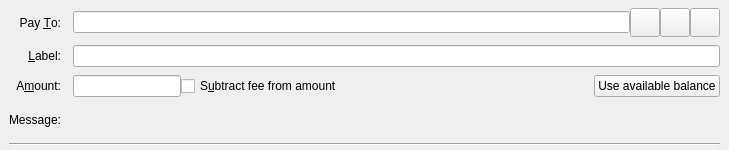
Old version of the form src/qt/forms/sendcoinsentry.ui in the repository Sandokaaan/EarthCoin2019.
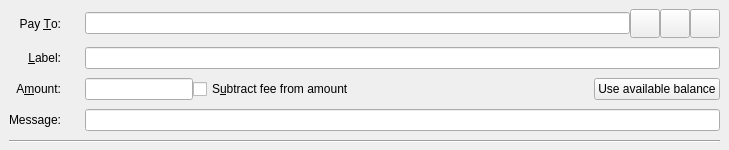
New version of the form. Icons and pictures are not drawn. Custom widgets are drawn as their Qt base class.

```diff
--- a/src/qt/forms/sendcoinsentry.ui
+++ b/src/qt/forms/sendcoinsentry.ui
@@ -36,6 +36,47 @@
     <property name="verticalSpacing">
      <number>8</number>
     </property>
+    <item row="2" column="2">
+     <layout class="QHBoxLayout" name="horizontalLayoutAmount" stretch="0,1,0">
+      <item>
+       <widget class="BitcoinAmountField" name="payAmount"/>
+      </item>
+      <item>
+       <widget class="QCheckBox" name="checkboxSubtractFeeFromAmount">
+        <property name="toolTip">
+         <string>The fee will be deducted from the amount being sent. The recipient will receive less earthcoins than you enter in the amount field. If multiple recipients are selected, the fee is split equally.</string>
+        </property>
+        <property name="text">
+         <string>S&amp;ubtract fee from amount</string>
+        </property>
+       </widget>
+      </item>
+      <item>
+       <widget class="QPushButton" name="useAvailableBalanceButton">
+        <property name="text">
+         <string>Use available balance</string>
+        </property>
+       </widget>
+      </item>
+     </layout>
+    </item>
+    <item row="3" column="0">
+     <widget class="QLabel" name="messageLabel">
+      <property name="text">
+       <string>Message:</string>
+      </property>
+      <property name="alignment">
+       <set>Qt::AlignRight|Qt::AlignTrailing|Qt::AlignVCenter</set>
+      </property>
+     </widget>
+    </item>
+    <item row="4" column="0" colspan="3">
+     <widget class="Line" name="line">
+      <property name="orientation">
+       <enum>Qt::Horizontal</enum>
+      </property>
+     </widget>
+    </item>
     <item row="0" column="0">
      <widget class="QLabel" name="payToLabel">
       <property name="text">
@@ -49,7 +90,27 @@
       </property>
      </widget>
     </item>
-    <item row="0" column="1">
+    <item row="1" column="0">
+     <widget class="QLabel" name="labellLabel">
+      <property name="text">
+       <string>&amp;Label:</string>
+      </property>
+      <property name="alignment">
+       <set>Qt::AlignRight|Qt::AlignTrailing|Qt::AlignVCenter</set>
+      </property>
+      <property name="buddy">
+       <cstring>addAsLabel</cstring>
+      </property>
+     </widget>
+    </item>
+    <item row="1" column="2">
+     <widget class="QLineEdit" name="addAsLabel">
+      <property name="toolTip">
+       <string>Enter a label for this address to add it to the list of used addresses</string>
+      </property>
+     </widget>
+    </item>
+    <item row="0" column="2">
      <layout class="QHBoxLayout" name="payToLayout">
       <property name="spacing">
        <number>0</number>
@@ -129,26 +190,6 @@
       </item>
      </layout>
     </item>
-    <item row="1" column="0">
-     <widget class="QLabel" name="labellLabel">
-      <property name="text">
-       <string>&amp;Label:</string>
-      </property>
-      <property name="alignment">
-       <set>Qt::AlignRight|Qt::AlignTrailing|Qt::AlignVCenter</set>
-      </property>
-      <property name="buddy">
-       <cstring>addAsLabel</cstring>
-      </property>
-     </widget>
-    </item>
-    <item row="1" column="1">
-     <widget class="QLineEdit" name="addAsLabel">
-      <property name="toolTip">
-       <string>Enter a label for this address to add it to the list of used addresses</string>
-      </property>
-     </widget>
-    </item>
     <item row="2" column="0">
      <widget class="QLabel" name="amountLabel">
       <property name="text">
@@ -162,56 +203,8 @@
       </property>
      </widget>
     </item>
-    <item row="2" column="1">
-     <layout class="QHBoxLayout" name="horizontalLayoutAmount" stretch="0,1,0">
-      <item>
-       <widget class="BitcoinAmountField" name="payAmount"/>
-      </item>
-      <item>
-       <widget class="QCheckBox" name="checkboxSubtractFeeFromAmount">
-        <property name="toolTip">
-         <string>The fee will be deducted from the amount being sent. The recipient will receive less earthcoins than you enter in the amount field. If multiple recipients are selected, the fee is split equally.</string>
-        </property>
-        <property name="text">
-         <string>S&amp;ubtract fee from amount</string>
-        </property>
-       </widget>
-      </item>
-      <item>
-       <widget class="QPushButton" name="useAvailableBalanceButton">
-        <property name="text">
-         <string>Use available balance</string>
-        </property>
-       </widget>
-      </item>
-     </layout>
-    </item>
-    <item row="3" column="0">
-     <widget class="QLabel" name="messageLabel">
-      <property name="text">
-       <string>Message:</string>
-      </property>
-      <property name="alignment">
-       <set>Qt::AlignRight|Qt::AlignTrailing|Qt::AlignVCenter</set>
-      </property>
-     </widget>
-    </item>
-    <item row="3" column="1">
-     <widget class="QLabel" name="messageTextLabel">
-      <property name="toolTip">
-       <string>A message that was attached to the earthcoin: URI which will be stored with the transaction for your reference. Note: This message will not be sent over the Earthcoin network.</string>
-      </property>
-      <property name="textFormat">
-       <enum>Qt::PlainText</enum>
-      </property>
-     </widget>
-    </item>
-    <item row="4" column="0" colspan="2">
-     <widget class="Line" name="line">
-      <property name="orientation">
-       <enum>Qt::Horizontal</enum>
-      </property>
-     </widget>
+    <item row="3" column="2">
+     <widget class="QLineEdit" name="messageTextLabel"/>
     </item>
    </layout>
   </widget>
```
Left out of the diff: 1 changed line with no effect on the pictures.
